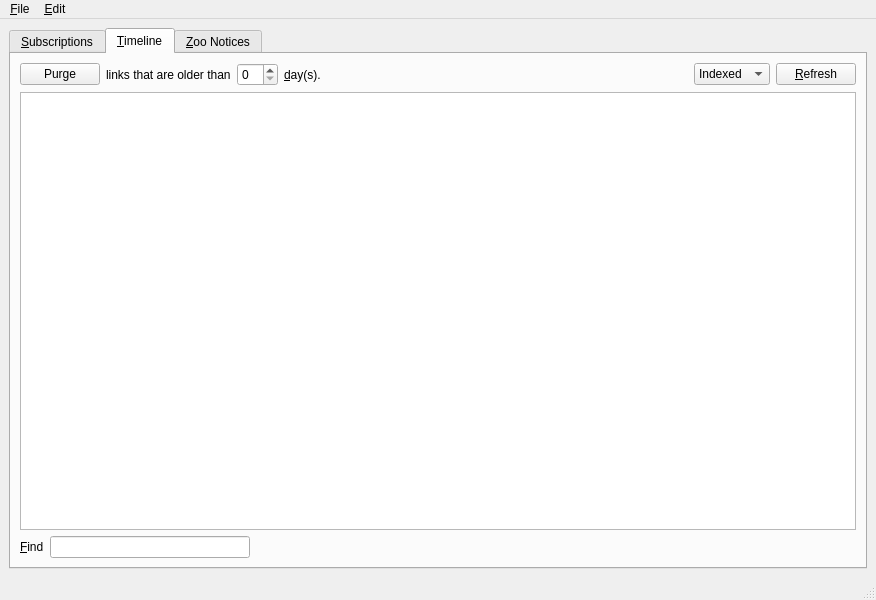
Qt form branches/trunk/GoldBug-UI/spot-on-rss.ui (textbrowser/spot-on) before a commit.
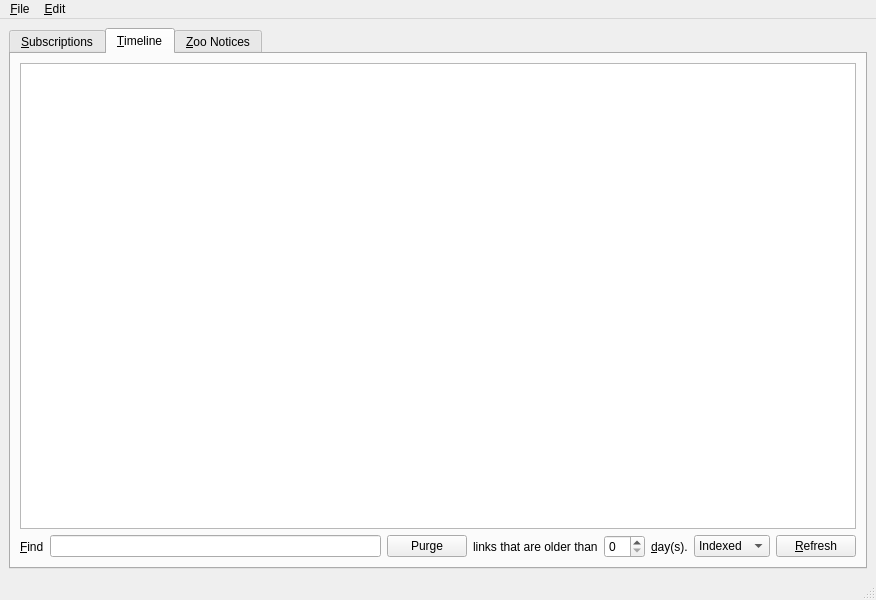
The same form after that commit. The open tabs and pages were chosen to show the change. Icons and pictures are not drawn. Custom widgets are drawn as their Qt base class.

Commit message: Removed RSS Timeline widgets into a single container.

The edit to the form file:
```diff
--- a/branches/trunk/GoldBug-UI/spot-on-rss.ui
+++ b/branches/trunk/GoldBug-UI/spot-on-rss.ui
@@ -436,8 +436,40 @@
         <string>&amp;Timeline</string>
        </attribute>
        <layout class="QVBoxLayout" name="verticalLayout_2">
+        <item>
+         <widget class="spoton_textbrowser" name="timeline">
+          <property name="font">
+           <font>
+            <family>Monospace</family>
+           </font>
+          </property>
+          <property name="openLinks">
+           <bool>false</bool>
+          </property>
+         </widget>
+        </item>
         <item>
          <layout class="QHBoxLayout" name="horizontalLayout_6">
+          <item>
+           <widget class="QLabel" name="label_4">
+            <property name="text">
+             <string>&amp;Find</string>
+            </property>
+            <property name="buddy">
+             <cstring>find</cstring>
+            </property>
+           </widget>
+          </item>
+          <item>
+           <widget class="QLineEdit" name="find">
+            <property name="minimumSize">
+             <size>
+              <width>200</width>
+              <height>0</height>
+             </size>
+            </property>
+           </widget>
+          </item>
           <item>
            <widget class="QPushButton" name="purge">
             <property name="text">
@@ -472,19 +504,6 @@
             </property>
            </widget>
           </item>
-          <item>
-           <spacer name="horizontalSpacer_5">
-            <property name="orientation">
-             <enum>Qt::Horizontal</enum>
-            </property>
-            <property name="sizeHint" stdset="0">
-             <size>
-              <width>40</width>
-              <height>20</height>
-             </size>
-            </property>
-           </spacer>
-          </item>
           <item>
            <widget class="QComboBox" name="timeline_filter">
             <property name="currentIndex">
@@ -519,67 +538,6 @@
           </item>
          </layout>
         </item>
-        <item>
-         <widget class="spoton_textbrowser" name="timeline">
-          <property name="font">
-           <font>
-            <family>Monospace</family>
-           </font>
-          </property>
-          <property name="openLinks">
-           <bool>false</bool>
-          </property>
-         </widget>
-        </item>
-        <item>
-         <layout class="QHBoxLayout" name="horizontalLayout_5">
-          <item>
-           <widget class="QLabel" name="label_4">
-            <property name="text">
-             <string>&amp;Find</string>
-            </property>
-            <property name="buddy">
-             <cstring>find</cstring>
-            </property>
-           </widget>
-          </item>
-          <item>
-           <widget class="QLineEdit" name="find">
-            <property name="sizePolicy">
-             <sizepolicy hsizetype="Fixed" vsizetype="Fixed">
-              <horstretch>0</horstretch>
-              <verstretch>0</verstretch>
-             </sizepolicy>
-            </property>
-            <property name="minimumSize">
-             <size>
-              <width>200</width>
-              <height>0</height>
-             </size>
-            </property>
-            <property name="maximumSize">
-             <size>
-              <width>200</width>
-              <height>16777215</height>
-             </size>
-            </property>
-           </widget>
-          </item>
-          <item>
-           <spacer name="horizontalSpacer_4">
-            <property name="orientation">
-             <enum>Qt::Horizontal</enum>
-            </property>
-            <property name="sizeHint" stdset="0">
-             <size>
-              <width>40</width>
-              <height>20</height>
-             </size>
-            </property>
-           </spacer>
-          </item>
-         </layout>
-        </item>
        </layout>
       </widget>
       <widget class="QWidget" name="tab_3">
```
Left out of the diff: 4 changed lines with no effect on the pictures. The commit also changes 1 other file.
